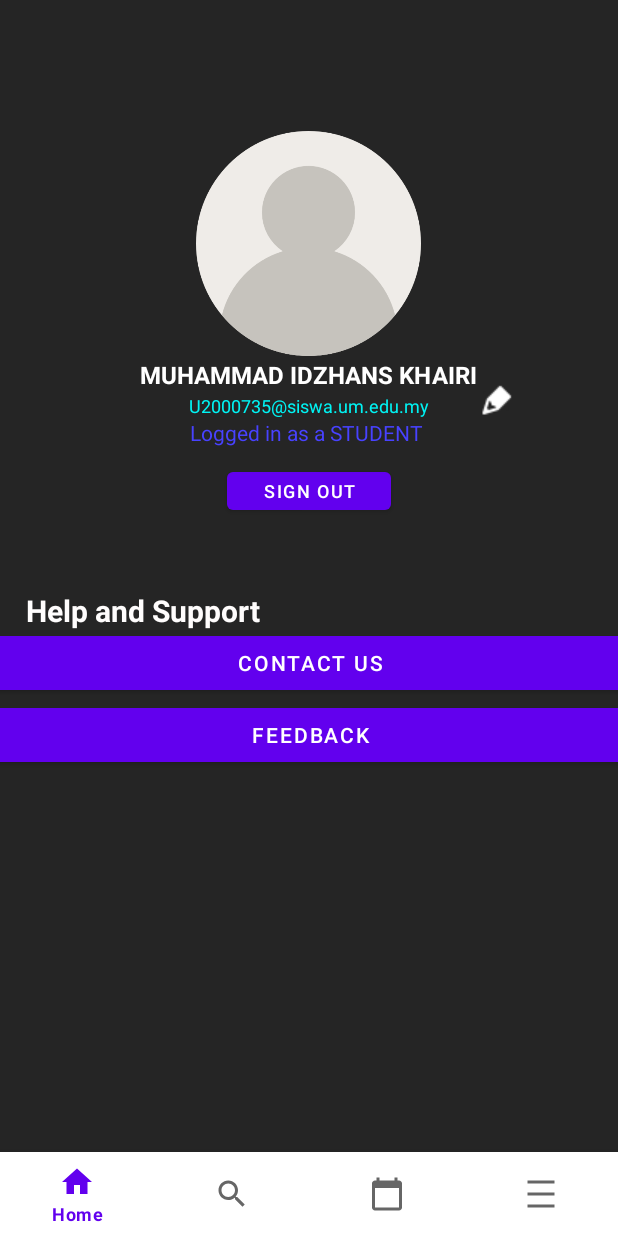
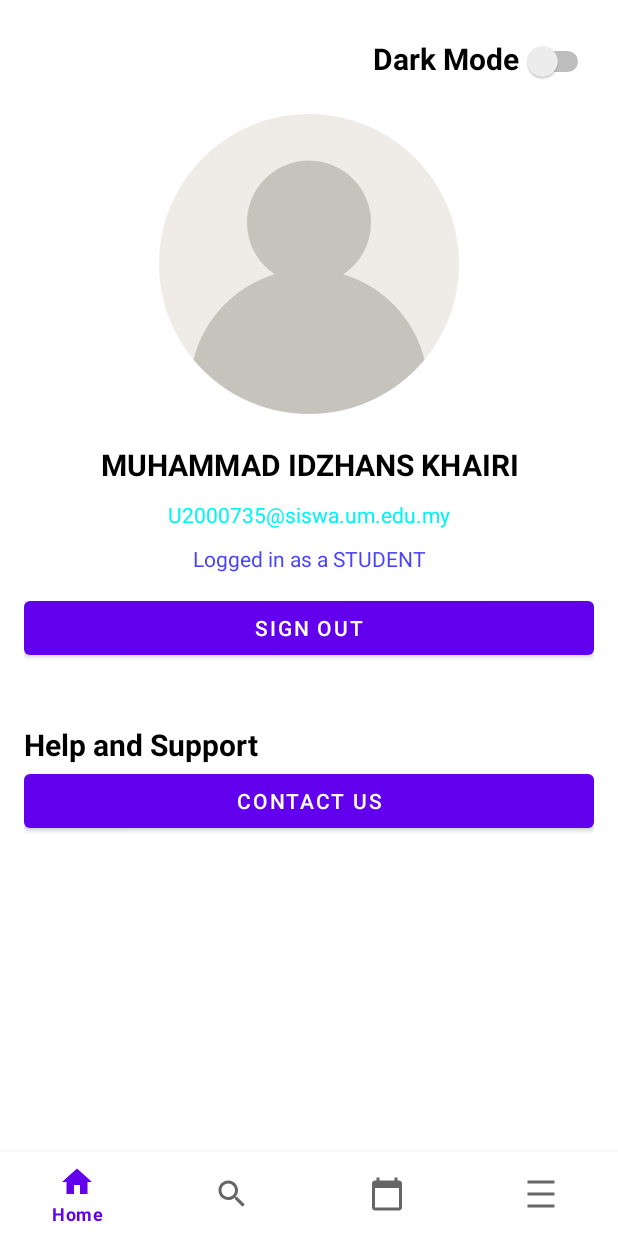
Before and after one commit to IdzhansKhairi/UM_Events, an Android app: the fragment SettingClientFragment placed in its activity, on a phone screen of 412 x 824 dp. Run offline under Robolectric (Android 15) with nearby library versions, the phone set to English and light mode, and no system bars; Roboto replaces fonts that are not available here.

Commit message:
Dark and Light Mode stuff

```diff
--- a/app/src/main/java/com/example/um_event/SettingClientFragment.java
+++ b/app/src/main/java/com/example/um_event/SettingClientFragment.java
@@ -1,30 +1,67 @@
 package com.example.um_event;
 
+import android.content.Context;
 import android.content.Intent;
+import android.content.SharedPreferences;
 import android.os.Bundle;
 
+import androidx.appcompat.app.AppCompatDelegate;
 import androidx.fragment.app.Fragment;
 
 import android.view.LayoutInflater;
 import android.view.View;
 import android.view.ViewGroup;
 import android.widget.Button;
+import android.widget.Switch;
 
 public class SettingClientFragment extends Fragment {
-
-
 
     private static final String ARG_PARAM1 = "param1";
     private static final String ARG_PARAM2 = "param2";
 
-
     private String mParam1;
     private String mParam2;
+
+    // Background Theme Related
+    private Switch switchLightDark;
+    private boolean nightMODE;
+    SharedPreferences sharedPreferences;
+    SharedPreferences.Editor editor;
 
     @Override
     public View onCreateView(LayoutInflater inflater, ViewGroup container, Bundle savedInstanceState) {
         View view = inflater.inflate(R.layout.fragment_setting_client, container, false);
 
+        // Dark Mode Button
+        switchLightDark = view.findViewById(R.id.switchDarkLight);
+        // We used sharedPreference to save mode if exit the app and go back again
+        sharedPreferences = getActivity().getSharedPreferences("MODE", Context.MODE_PRIVATE);
+        nightMODE = sharedPreferences.getBoolean("night", false); // light mode as the default mode
+
+        if(nightMODE) {
+            switchLightDark.setChecked(true);
+            AppCompatDelegate.setDefaultNightMode(AppCompatDelegate.MODE_NIGHT_YES);
+        }
+
+        switchLightDark.setOnClickListener(new View.OnClickListener() {
+            @Override
+            public void onClick(View view) {
+
+                if(nightMODE) {
+                    AppCompatDelegate.setDefaultNightMode(AppCompatDelegate.MODE_NIGHT_NO);
+                    editor = sharedPreferences.edit();
+                    editor.putBoolean("night", false);
+                }
+                else {
+                    AppCompatDelegate.setDefaultNightMode(AppCompatDelegate.MODE_NIGHT_YES);
+                    editor = sharedPreferences.edit();
+                    editor.putBoolean("night", true);
+                }
+                editor.apply();
+            }
+        });
+
+        // Sign out Button
         Button signOutButton = view.findViewById(R.id.signoutBtn);
         signOutButton.setOnClickListener(new View.OnClickListener() {
             @Override
--- a/app/src/main/res/layout/activity_login.xml
+++ b/app/src/main/res/layout/activity_login.xml
@@ -5,7 +5,7 @@
     xmlns:tools="http://schemas.android.com/tools"
     android:layout_width="match_parent"
     android:layout_height="match_parent"
-    android:background="#FFFFFF"
+    style="@style/SCREEN"
     tools:context=".LoginActivity"
     android:padding="16dp">
 
@@ -98,7 +98,8 @@
                 app:layout_constraintEnd_toEndOf="parent"
                 app:layout_constraintHorizontal_bias="0.081"
                 app:layout_constraintStart_toStartOf="parent"
-                app:layout_constraintTop_toBottomOf="@+id/button" />
+                app:layout_constraintTop_toBottomOf="@+id/button"
+                style="@style/TEXT"/>
 
             <Button
                 android:id="@+id/createAccountButton"
@@ -120,7 +121,8 @@
                 app:layout_constraintEnd_toEndOf="parent"
                 app:layout_constraintHorizontal_bias="0.081"
                 app:layout_constraintStart_toStartOf="parent"
-                app:layout_constraintTop_toBottomOf="@+id/button" />
+                app:layout_constraintTop_toBottomOf="@+id/button"
+                style="@style/TEXT"/>
 
             <Button
                 android:id="@+id/createOrganizersButton"
--- a/app/src/main/res/layout/activity_register.xml
+++ b/app/src/main/res/layout/activity_register.xml
@@ -6,7 +6,8 @@
     android:layout_width="match_parent"
     android:layout_height="wrap_content"
     tools:context=".RegisterActivity"
-    android:orientation="vertical">
+    android:orientation="vertical"
+    style="@style/SCREEN">
 
     <include
         layout="@layout/create_acc_toolbar"
@@ -30,7 +31,7 @@
                 android:layout_width="match_parent"
                 android:layout_height="wrap_content"
                 android:layout_marginTop="20dp"
-                android:textColor="#444444"
+                style="@style/TEXT"
                 android:text="Account Information"
                 android:textSize="25sp"
                 android:textStyle="bold" />
@@ -74,7 +75,7 @@
             <!--This part is for checkboxx-->
             <TextView
                 android:id="@+id/DesiredEventsType"
-                android:textColor="#444444"
+                style="@style/TEXT"
                 android:layout_width="match_parent"
                 android:layout_height="wrap_content"
                 android:layout_marginTop="20dp"
--- a/app/src/main/res/layout/activity_register_organizer.xml
+++ b/app/src/main/res/layout/activity_register_organizer.xml
@@ -6,7 +6,8 @@
     android:layout_width="match_parent"
     android:layout_height="match_parent"
     android:padding="16dp"
-    tools:context=".RegisterOrganizerActivity">
+    tools:context=".RegisterOrganizerActivity"
+    style="@style/SCREEN">
 
     <ImageButton
         android:id="@+id/backRegisterImageButton"
@@ -32,7 +33,8 @@
         android:padding="10dp"
         android:text="Create Your Account"
         android:textSize="30sp"
-        android:textStyle="bold" />
+        android:textStyle="bold"
+        style="@style/TEXT"/>
 
     <ScrollView
         android:layout_width="380dp"
@@ -58,7 +60,8 @@
                 android:layout_height="wrap_content"
                 android:text="Organizer Information"
                 android:textSize="25sp"
-                android:textStyle="bold" />
+                android:textStyle="bold"
+                style="@style/TEXT "/>
 
             <EditText
                 android:id="@+id/registerName"
@@ -93,7 +96,7 @@
                 android:layout_height="wrap_content"
                 android:text="(Fill your phone number in 0123456789 form)"
                 android:textSize="13dp"
-                android:textColor="#000000"/>
+                style="@style/TEXT"/>
 
             <!--Account Information Related-->
             <TextView
@@ -103,7 +106,8 @@
                 android:layout_marginTop="30dp"
                 android:text="Account Information"
                 android:textSize="25sp"
-                android:textStyle="bold" />
+                android:textStyle="bold"
+                style="@style/TEXT"/>
 
             <EditText
                 android:id="@+id/registerUsername"
--- a/app/src/main/res/layout/activity_thanks.xml
+++ b/app/src/main/res/layout/activity_thanks.xml
@@ -6,7 +6,7 @@
     android:layout_width="match_parent"
     android:layout_height="match_parent"
     android:layout_margin="20dp"
-    android:background="#FFFFFF"
+    style="@style/SCREEN"
     tools:context=".ThanksActivity">
 
     <ImageView
@@ -25,7 +25,8 @@
         android:text="THANK YOU"
         android:textAlignment="center"
         android:textSize="60sp"
-        android:textStyle="bold" />
+        android:textStyle="bold"
+        style="@style/TEXT"/>
 
     <TextView
         android:id="@+id/toRegister"
@@ -35,7 +36,8 @@
         android:text="For registering with UM Events"
         android:textAlignment="center"
         android:textSize="25sp"
-        android:textStyle="bold" />
+        android:textStyle="bold"
+        style="@style/TEXT"/>
 
     <TextView
         android:id="@+id/tqDisclaimer"
@@ -45,7 +47,7 @@
         android:layout_marginTop="20dp"
         android:text="Just so you know, your application result will be informed through the email you used for registration."
         android:textAlignment="center"
-        android:textColor="#FF0000" />
+        style="@style/TEXT" />
 
     <Button
         android:id="@+id/backToHome"
--- a/app/src/main/res/layout/fragment_calendar.xml
+++ b/app/src/main/res/layout/fragment_calendar.xml
@@ -5,7 +5,7 @@
     xmlns:tools="http://schemas.android.com/tools"
     android:layout_width="match_parent"
     android:layout_height="match_parent"
-    android:background="#252525"
+    style="@style/SCREEN"
     android:orientation="vertical"
     tools:context=".CalendarFragment">
 
@@ -48,7 +48,7 @@
             android:layout_weight="2"
             android:text="Feb 2021"
             android:textAlignment="center"
-            android:textColor="#FFFFFF"
+            style="@style/TEXT"
             android:textSize="20sp" />
 
         <Button
--- a/app/src/main/res/layout/fragment_home.xml
+++ b/app/src/main/res/layout/fragment_home.xml
@@ -3,7 +3,7 @@
     xmlns:tools="http://schemas.android.com/tools"
     android:layout_width="match_parent"
     android:layout_height="match_parent"
-    android:background="#252525"
+    style="@style/SCREEN"
     tools:context=".HomeFragment">
 
     <include
@@ -16,6 +16,7 @@
         android:layout_gravity="center"
         android:text="HOME PAGE"
         android:textSize="48sp"
-        android:textStyle="bold" />
+        android:textStyle="bold"
+        style="@style/TEXT"/>
 
 </FrameLayout>
--- a/app/src/main/res/layout/fragment_search.xml
+++ b/app/src/main/res/layout/fragment_search.xml
@@ -4,7 +4,7 @@
     xmlns:tools="http://schemas.android.com/tools"
     android:layout_width="match_parent"
     android:layout_height="match_parent"
-    android:background="#252525"
+    style="@style/SCREEN"
     android:orientation="vertical"
     tools:context=".MainActivity">
 
--- a/app/src/main/res/layout/fragment_setting_client.xml
+++ b/app/src/main/res/layout/fragment_setting_client.xml
@@ -1,128 +1,133 @@
 <?xml version="1.0" encoding="utf-8"?>
-<androidx.constraintlayout.widget.ConstraintLayout xmlns:android="http://schemas.android.com/apk/res/android"
+<RelativeLayout
+    xmlns:android="http://schemas.android.com/apk/res/android"
     xmlns:app="http://schemas.android.com/apk/res-auto"
     xmlns:tools="http://schemas.android.com/tools"
     android:layout_width="match_parent"
     android:layout_height="match_parent"
-    android:background="#252525">
+    android:padding="16dp"
+    style="@style/SCREEN">
+
+    <LinearLayout
+        android:id="@+id/switchDarkLightLayout"
+        android:layout_width="match_parent"
+        android:layout_height="wrap_content"
+        android:orientation="horizontal"
+        android:gravity="end">
+
+        <TextView
+            android:layout_width="wrap_content"
+            android:layout_height="50dp"
+            android:text="Dark Mode"
+            android:textSize="20dp"
+            style="@style/TEXT"
+            android:textStyle="bold" />
+
+        <Switch
+            android:id="@+id/switchDarkLight"
+            android:layout_width="50dp"
+            android:layout_height="50dp" />
+
+    </LinearLayout>
 
     <ImageView
         android:id="@+id/profilePicture"
-        android:layout_width="150dp"
-        android:layout_height="150dp"
-        android:layout_marginStart="130dp"
-        android:layout_marginTop="87dp"
-        android:layout_marginEnd="131dp"
-        app:layout_constraintEnd_toEndOf="parent"
-        app:layout_constraintStart_toStartOf="parent"
-        app:layout_constraintTop_toTopOf="parent"
-        app:srcCompat="@drawable/profile_pic" />
+        android:layout_width="match_parent"
+        android:layout_height="200dp"
+        android:layout_marginTop="60dp"
+        android:textAlignment="center"
+        app:srcCompat="@drawable/profile_pic"
+        />
 
     <TextView
         android:id="@+id/profileName"
-        android:layout_width="wrap_content"
+        android:layout_width="match_parent"
         android:layout_height="wrap_content"
-        android:layout_marginStart="107dp"
-        android:layout_marginTop="1dp"
-        android:layout_marginEnd="107dp"
+        android:layout_below="@+id/profilePicture"
+        android:layout_marginTop="20dp"
         android:text="MUHAMMAD IDZHANS KHAIRI"
-        android:textColor="#FFFFFF"
-        android:textSize="16sp"
-        android:textStyle="bold"
-        app:layout_constraintEnd_toEndOf="parent"
-        app:layout_constraintHorizontal_bias="0.518"
-        app:layout_constraintStart_toStartOf="parent"
-        app:layout_constraintTop_toBottomOf="@+id/profilePicture" />
-
-    <ImageButton
-        android:id="@+id/editprofileBtn"
-        android:layout_width="25dp"
-        android:layout_height="25dp"
-        android:layout_marginTop="236dp"
-        android:layout_marginBottom="470dp"
-        android:backgroundTint="#252525"
-        app:layout_constraintBottom_toBottomOf="parent"
-        app:layout_constraintStart_toEndOf="@+id/profileName"
-        app:layout_constraintTop_toTopOf="parent"
-        app:srcCompat="@drawable/edit_icon" />
+        android:textAlignment="center"
+        style="@style/TEXT"
+        android:textSize="20sp"
+        android:textStyle="bold" />
 
     <TextView
         android:id="@+id/emailTxt"
-        android:layout_width="wrap_content"
+        android:layout_width="match_parent"
         android:layout_height="wrap_content"
-        android:layout_marginStart="139dp"
-        android:layout_marginTop="1dp"
-        android:layout_marginEnd="140dp"
+        android:layout_below="@+id/profileName"
+        android:layout_marginTop="10dp"
         android:text="U2000735@siswa.um.edu.my"
+        android:textAlignment="center"
         android:textColor="#00F4F4"
-        android:textSize="12sp"
-        app:layout_constraintEnd_toEndOf="parent"
-        app:layout_constraintStart_toStartOf="parent"
-        app:layout_constraintTop_toBottomOf="@+id/profileName" />
+        android:textSize="14dp" />
 
     <TextView
         android:id="@+id/status"
-        android:layout_width="158dp"
+        android:layout_width="match_parent"
         android:layout_height="22dp"
-        android:layout_marginStart="126dp"
-        android:layout_marginEnd="127dp"
         android:text="Logged in as a STUDENT"
         android:textColor="#4842FF"
-        android:textSize="14sp"
-        app:layout_constraintEnd_toEndOf="parent"
-        app:layout_constraintStart_toStartOf="parent"
-        app:layout_constraintTop_toBottomOf="@+id/emailTxt" />
+        android:textSize="14dp"
+        android:textAlignment="center"
+        android:layout_marginTop="10dp"
+        android:layout_below="@+id/emailTxt"/>
 
     <Button
         android:id="@+id/signoutBtn"
-        android:layout_width="109dp"
-        android:layout_height="37dp"
-        android:layout_marginStart="151dp"
-        android:layout_marginTop="8dp"
-        android:layout_marginEnd="151dp"
-        android:text="Sign out"
-        android:textSize="12sp"
-        app:layout_constraintEnd_toEndOf="parent"
-        app:layout_constraintStart_toStartOf="parent"
-        app:layout_constraintTop_toBottomOf="@+id/status" />
+        android:layout_width="match_parent"
+        android:layout_height="wrap_content"
+        android:layout_below="@+id/status"
+        android:layout_marginTop="10dp"
+        android:text="Sign out" />
 
     <TextView
         android:id="@+id/helpandsupporttext"
-        android:layout_width="wrap_content"
+        android:layout_width="match_parent"
         android:layout_height="wrap_content"
-        android:layout_marginStart="16dp"
-        android:layout_marginTop="375dp"
-        android:layout_marginEnd="237dp"
-        android:layout_marginBottom="329dp"
         android:text="Help and Support"
-        android:textColor="#FFFDFD"
+        style="@style/TEXT"
         android:textSize="20sp"
         android:textStyle="bold"
-        app:layout_constraintBottom_toBottomOf="parent"
-        app:layout_constraintEnd_toEndOf="parent"
-        app:layout_constraintStart_toStartOf="parent"
-        app:layout_constraintTop_toTopOf="parent" />
+        android:layout_marginTop="40dp"
+        android:layout_below="@+id/signoutBtn"/>
 
     <Button
         android:id="@+id/contactUsBtn"
         android:layout_width="465dp"
         android:layout_height="48dp"
-        android:layout_marginTop="418dp"
-        android:layout_marginBottom="265dp"
         android:text="Contact Us"
-        app:layout_constraintBottom_toBottomOf="parent"
-        app:layout_constraintEnd_toEndOf="parent"
-        app:layout_constraintStart_toStartOf="parent"
-        app:layout_constraintTop_toTopOf="parent"
-        app:layout_constraintVertical_bias="0.0" />
+        android:layout_below="@+id/helpandsupporttext" />
 
-    <Button
-        android:id="@+id/feedbackBtn"
-        android:layout_width="465dp"
-        android:layout_height="48dp"
-        android:text="FEEDBACK"
-        app:layout_constraintEnd_toEndOf="parent"
-        app:layout_constraintStart_toStartOf="parent"
-        app:layout_constraintTop_toBottomOf="@+id/contactUsBtn" />
+    <!--    <ImageButton-->
+<!--        android:id="@+id/editprofileBtn"-->
+<!--        android:layout_width="25dp"-->
+<!--        android:layout_height="25dp"-->
+<!--        android:layout_marginTop="236dp"-->
+<!--        android:layout_marginBottom="470dp"-->
+<!--        android:backgroundTint="#252525"-->
+<!--        app:layout_constraintBottom_toBottomOf="parent"-->
+<!--        app:layout_constraintStart_toEndOf="@+id/profileName"-->
+<!--        app:layout_constraintTop_toTopOf="parent"-->
+<!--        app:srcCompat="@drawable/edit_icon" />-->
 
-</androidx.constraintlayout.widget.ConstraintLayout>
+
+
+
+
+
+
+
+
+
+
+<!--    <Button-->
+<!--        android:id="@+id/feedbackBtn"-->
+<!--        android:layout_width="465dp"-->
+<!--        android:layout_height="48dp"-->
+<!--        android:text="FEEDBACK"-->
+<!--        app:layout_constraintEnd_toEndOf="parent"-->
+<!--        app:layout_constraintStart_toStartOf="parent"-->
+<!--        app:layout_constraintTop_toBottomOf="@+id/contactUsBtn" />-->
+
+</RelativeLayout>
--- a/app/src/main/res/values-night/themes.xml
+++ b/app/src/main/res/values-night/themes.xml
@@ -1,6 +1,6 @@
 <resources xmlns:tools="http://schemas.android.com/tools">
     <!-- Base application theme. -->
-    <style name="Theme.UM_Event" parent="Theme.MaterialComponents.DayNight.DarkActionBar">
+    <style name="Theme.UM_Event" parent="Theme.MaterialComponents.DayNight.NoActionBar">
         <!-- Primary brand color. -->
         <item name="colorPrimary">@color/purple_200</item>
         <item name="colorPrimaryVariant">@color/purple_700</item>
@@ -13,4 +13,15 @@
         <item name="android:statusBarColor">?attr/colorPrimaryVariant</item>
         <!-- Customize your theme here. -->
     </style>
+
+    <!-- Dark Mode -->
+    <!-- Screen Background if dark mode on -->
+    <style name="SCREEN">
+        <item name="android:background">#252525</item>
+    </style>
+    <!-- Texts background if dark mode on -->
+    <style name="TEXT">
+        <item name="android:textColor">#FFFFFF</item>
+    </style>
+
 </resources>
--- a/app/src/main/res/values/strings.xml
+++ b/app/src/main/res/values/strings.xml
@@ -1,6 +1,6 @@
 <resources>
 
-    <string name="app_name">Testing Subject</string>
+    <string name="app_name">UM Events</string>
 
     <string name="hello_blank_fragment">Hello blank fragment</string>
     <string name="back"><![CDATA[<-]]></string>
@@ -12,4 +12,5 @@
     <string name="date">17 - 18 December 2022</string>
     <string name="website">https://www.comicfiesta.org/</string>
     <string name="set">Set it on calendar so you won’t forget about the event!!!</string>
+
 </resources>
--- a/app/src/main/res/values/themes.xml
+++ b/app/src/main/res/values/themes.xml
@@ -13,4 +13,15 @@
         <item name="android:statusBarColor">?attr/colorPrimaryVariant</item>
         <!-- Customize your theme here. -->
     </style>
+
+    <!-- Light Mode -->
+    <!-- Screen Background if light mode on -->
+    <style name="SCREEN">
+        <item name="android:background">#FFFFFF</item>
+    </style>
+    <!-- Texts background if light mode on -->
+    <style name="TEXT">
+        <item name="android:textColor">#000000</item>
+    </style>
+
 </resources>
```
